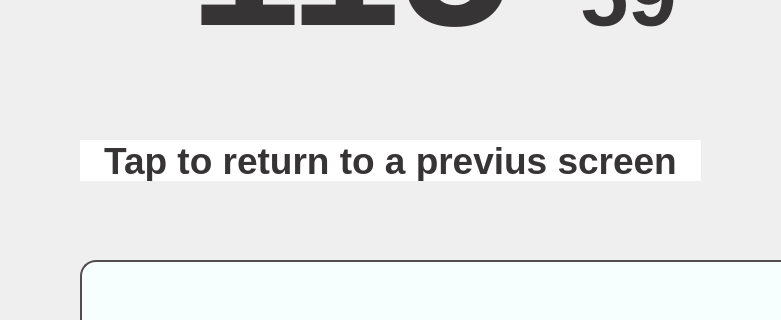
This is stretcher_v_3_0/stretcher_treatment_dlg.ui in MarianoDel/pyqt5 as Qt 5 draws it before an edit; both pictures show x 370 to 1151 and y 360 to 680 of the 1280 by 800 pixel window. The edited form follows.
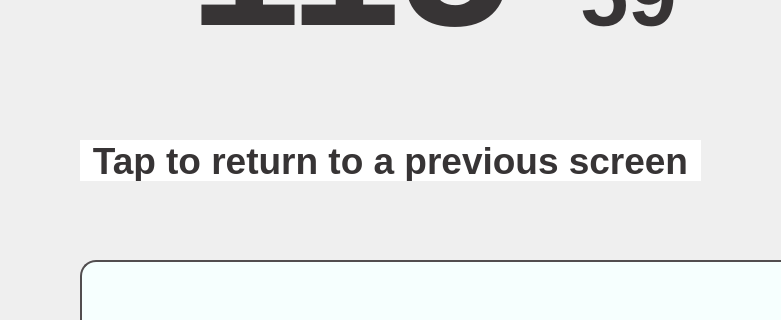
This is the edited form. Icons and pictures are not drawn.

```diff
--- a/stretcher_v_3_0/stretcher_treatment_dlg.ui
+++ b/stretcher_v_3_0/stretcher_treatment_dlg.ui
@@ -348,7 +348,7 @@
 color: rgb(55, 52, 53);</string>
    </property>
    <property name="text">
-    <string>Tap to return to a previus screen</string>
+    <string>Tap to return to a previous screen</string>
    </property>
   </widget>
  </widget>
```
